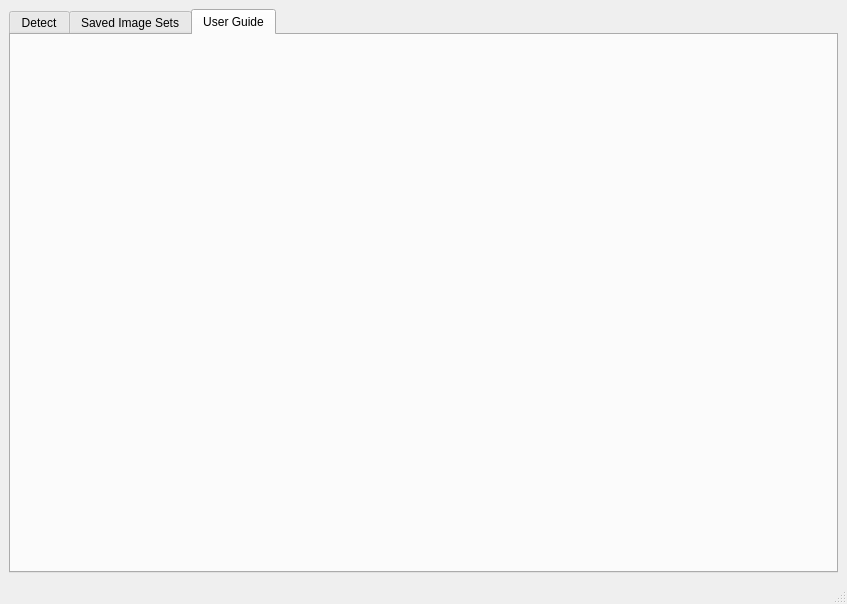
jauwyang/capstone-roof-recon-app, file assets/roof_recon_designerqt.ui: the form before one commit.
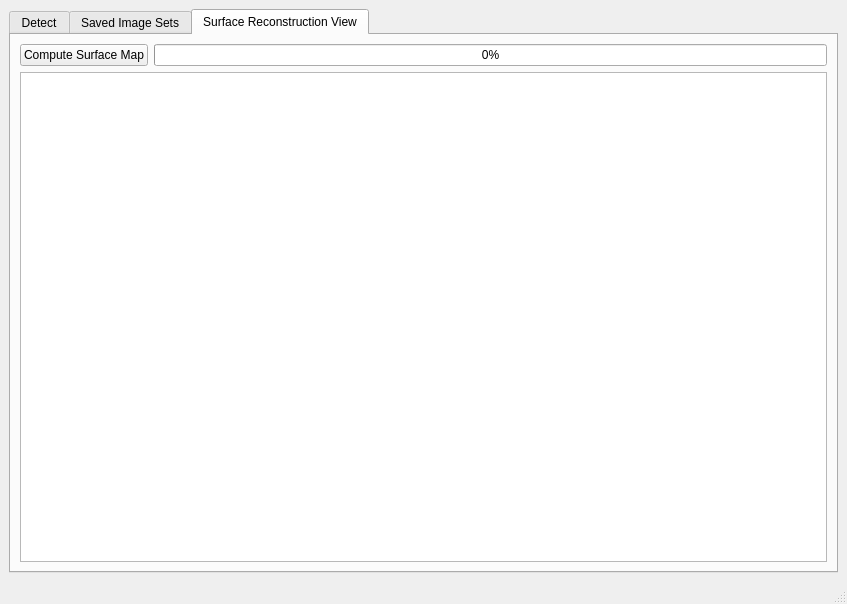
The form after the commit. The open tabs and pages were chosen to show the change.

```diff
--- a/assets/roof_recon_designerqt.ui
+++ b/assets/roof_recon_designerqt.ui
@@ -14,8 +14,8 @@
    <string>Roof Recon</string>
   </property>
   <widget class="QWidget" name="centralwidget">
-   <layout class="QVBoxLayout" name="verticalLayout_2">
-    <item>
+   <layout class="QGridLayout" name="gridLayout_2">
+    <item row="0" column="0">
      <widget class="QTabWidget" name="tabWidget">
       <property name="sizePolicy">
        <sizepolicy hsizetype="Expanding" vsizetype="Expanding">
@@ -236,8 +236,27 @@
       </widget>
       <widget class="QWidget" name="UserGuideTab">
        <attribute name="title">
-        <string>User Guide</string>
+        <string>Surface Reconstruction View</string>
        </attribute>
+       <layout class="QGridLayout" name="gridLayout_4">
+        <item row="0" column="0">
+         <widget class="QPushButton" name="ComputeSurfaceMapButton">
+          <property name="text">
+           <string>Compute Surface Map</string>
+          </property>
+         </widget>
+        </item>
+        <item row="0" column="1">
+         <widget class="QProgressBar" name="SurfaceMapProgressBar">
+          <property name="value">
+           <number>0</number>
+          </property>
+         </widget>
+        </item>
+        <item row="1" column="0" colspan="2">
+         <widget class="QGraphicsView" name="mapReconstructionGraphic"/>
+        </item>
+       </layout>
       </widget>
      </widget>
     </item>
```
Left out of the diff: 2 changed lines with no effect on the pictures.
